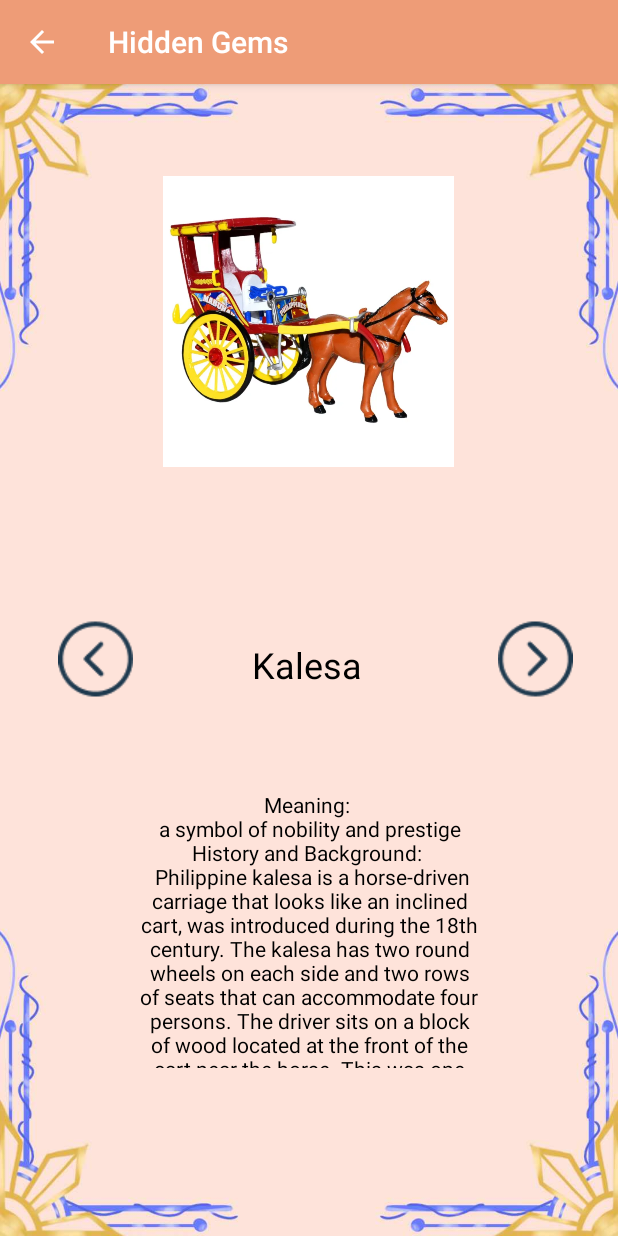
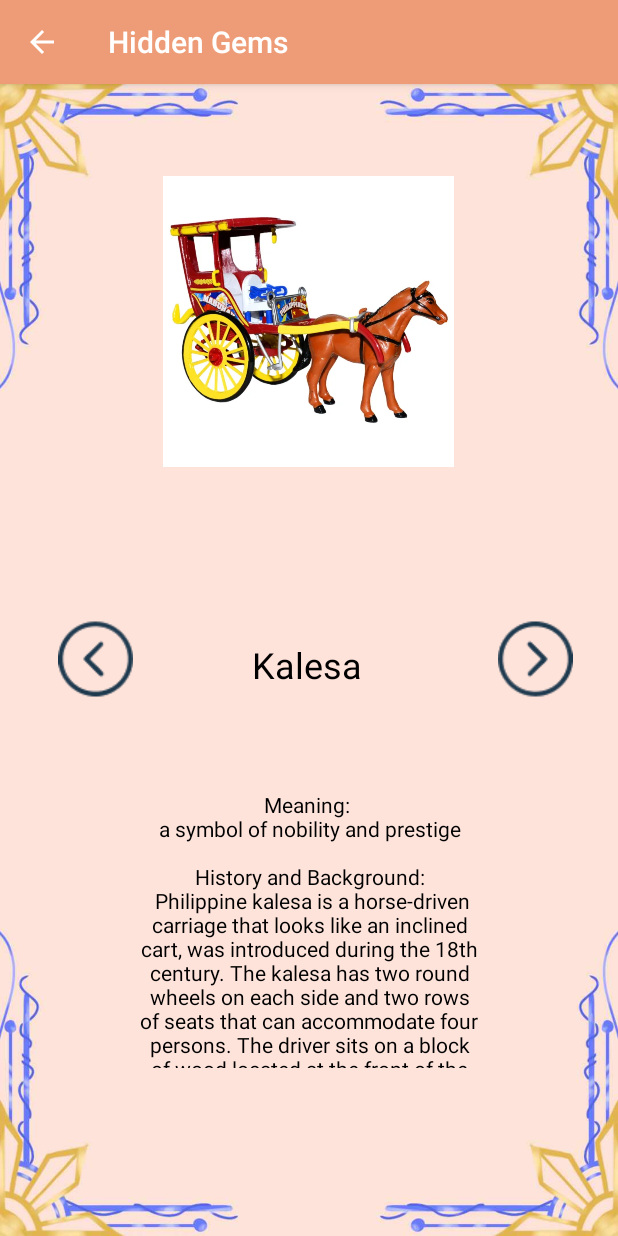
Before and after one commit to Sandoksalamat/Actual-Code-keme, an Android app: the Kalesa screen opened directly, with no data from a screen before it, on a phone screen of 412 x 824 dp. Run offline under Robolectric (Android 15) with nearby library versions, the phone set to English and light mode, and no system bars.

Commit message:
mej ok na

```diff
--- a/app/src/main/java/com/example/sagisag/Kalesa.java
+++ b/app/src/main/java/com/example/sagisag/Kalesa.java
@@ -21,8 +21,8 @@ public class Kalesa extends AppCompatActivity {
         Button prev = findViewById(R.id.lbutton9);
         tv = (TextView) findViewById(R.id.content_kalesa);
         String xd = "Meaning: \n a symbol of nobility and prestige \n" +
-                "History and Background: \n Philippine kalesa is a horse-driven carriage that looks like an inclined cart, was introduced during the 18th century. The kalesa has two round wheels on each side and two rows of seats that can accommodate four persons. The driver sits on a block of wood located at the front of the cart near the horse. This was one of the methods of transportation introduced in the Philippines in the 18th century by the Spaniards that only nobles and high ranked Spanish officials could afford. The Ilustrados, who are the rich Filipinos who had their own businesses, used the kalesa not only for traveling but as a way of transporting their goods as well. They are hardly ever used in the streets nowadays except in tourist spots and some rural areas. It has been around since the Spanish times in the Philippines, providing taxi service from one end of town to another, and from one town to another. The horse that pulled the kalesa went through several stages of training under its kuchero or driver. \n" +
-                "Other Info: \n Other vehicles, from the pedicab to the Mercedes have come and gone, but the kalesa has survived their competition. Town fiestas would not be complete without the parade of kalesas in full regalia. Today, with tourism on the rise, visitors enjoy cruising through town in these horse-drawn carriages.  Today when you hear the rhythmic clip-clop of a horse and the resonant ding-dong of a bell, you can be sure a kalesa is coming. Long live the Kalesa! \n";
+                "\n History and Background: \n Philippine kalesa is a horse-driven carriage that looks like an inclined cart, was introduced during the 18th century. The kalesa has two round wheels on each side and two rows of seats that can accommodate four persons. The driver sits on a block of wood located at the front of the cart near the horse. This was one of the methods of transportation introduced in the Philippines in the 18th century by the Spaniards that only nobles and high ranked Spanish officials could afford. The Ilustrados, who are the rich Filipinos who had their own businesses, used the kalesa not only for traveling but as a way of transporting their goods as well. They are hardly ever used in the streets nowadays except in tourist spots and some rural areas. It has been around since the Spanish times in the Philippines, providing taxi service from one end of town to another, and from one town to another. The horse that pulled the kalesa went through several stages of training under its kuchero or driver. \n" +
+                "\n Other Info: \n Other vehicles, from the pedicab to the Mercedes have come and gone, but the kalesa has survived their competition. Town fiestas would not be complete without the parade of kalesas in full regalia. Today, with tourism on the rise, visitors enjoy cruising through town in these horse-drawn carriages.  Today when you hear the rhythmic clip-clop of a horse and the resonant ding-dong of a bell, you can be sure a kalesa is coming. Long live the Kalesa! \n";
         tv.setText(xd);
         tv.setMovementMethod(new ScrollingMovementMethod());
 
--- a/app/src/main/res/layout/activity_arnis.xml
+++ b/app/src/main/res/layout/activity_arnis.xml
@@ -39,7 +39,7 @@
         app:layout_constraintStart_toStartOf="parent"
         app:layout_constraintTop_toTopOf="parent"
         app:layout_constraintVertical_bias="0.107"
-        app:srcCompat="@drawable/talong"
+        app:srcCompat="@drawable/arnis"
         tools:srcCompat="@drawable/arnis" />
 
     <Button
```
